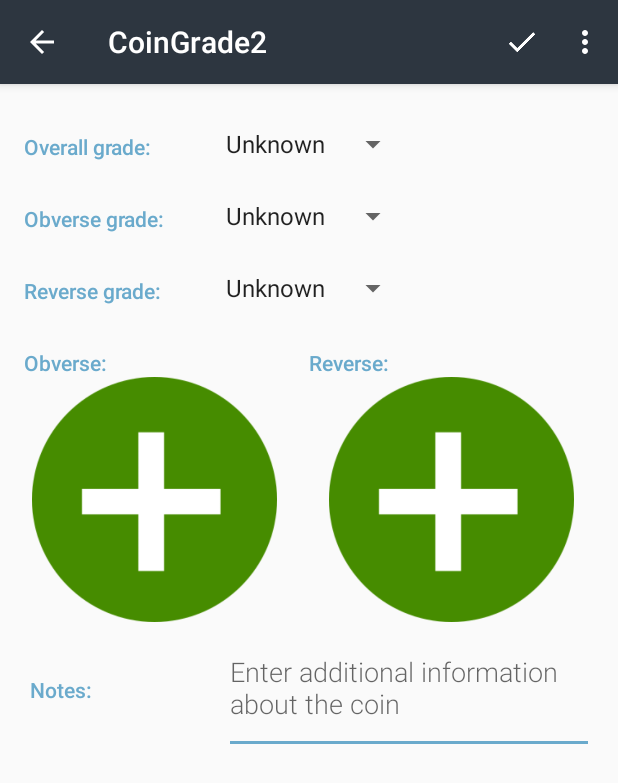
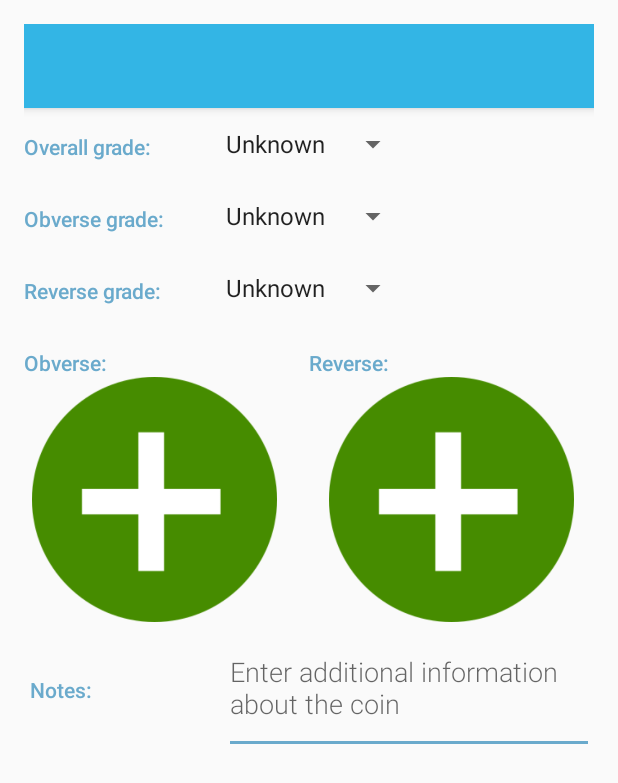
Before and after one commit to danpa600/CoinGrade2, an Android app: the SeriesEditActivity screen opened directly, with no data from a screen before it, on a phone screen of 412 x 824 dp. Shown: the top 783 px of the screen. Run offline under Robolectric (Android 15) with nearby library versions, the phone set to English and light mode, and no system bars; pictures from the network do not load.

Commit message:
Iteration 1 complete.

```diff
--- a/app/src/main/AndroidManifest.xml
+++ b/app/src/main/AndroidManifest.xml
@@ -20,7 +20,7 @@
 
     <application
         android:allowBackup="true"
-        android:icon="@mipmap/ic_launcher"
+        android:icon="@drawable/coin"
         android:label="@string/app_name"
         android:supportsRtl="true"
         android:name=".App"
@@ -73,7 +73,8 @@
             android:name=".SeriesEditActivity"
             android:parentActivityName=".SeriesActivity"
             android:windowSoftInputMode="stateHidden|adjustResize"
-            android:theme="@style/EditorTheme">
+            android:theme="@style/AppTheme.NoActionBar">
+           <!-- android:theme="@style/EditorTheme"> -->
 
             <!-- Parent activity meta-data to support 4.0 and lower -->
             <meta-data
--- a/app/src/main/java/com/example/djp/coingrade2/EditorActivity.java
+++ b/app/src/main/java/com/example/djp/coingrade2/EditorActivity.java
@@ -41,7 +41,6 @@ import android.widget.EditText;
 import android.widget.Spinner;
 import android.widget.Toast;
 
-import com.example.djp.coingrade2.data.PetContract;
 import com.example.djp.coingrade2.data.PetContract.PetEntry;
 //import com.example.android.pets.data.PetDbHelper;
 
@@ -257,7 +256,7 @@ public class EditorActivity extends AppCompatActivity implements LoaderManager.L
         super.onPrepareOptionsMenu(menu);
         // If this is a new pet, hide the "Delete" menu item.
         if (mCurrentSeriesUri == null) {
-            MenuItem menuItem = menu.findItem(R.id.action_delete);
+            MenuItem menuItem = menu.findItem(R.id.action_clear);
             menuItem.setVisible(false);
         }
         return true;
@@ -283,7 +282,7 @@ public class EditorActivity extends AppCompatActivity implements LoaderManager.L
                 finish();
                 return true;
             // Respond to a click on the "Delete" menu option
-            case R.id.action_delete:
+            case R.id.action_clear:
                 showDeleteConfirmationDialog();
                 // Close the activity
                 //finish();
--- a/app/src/main/java/com/example/djp/coingrade2/data/PetContract.java
+++ b/app/src/main/java/com/example/djp/coingrade2/data/PetContract.java
@@ -149,6 +149,7 @@ public final class PetContract {
             }
             return seriesString;
         }
+
         /**
          * Returns whether or not the given gender is {@link #GENDER_UNKNOWN}, {@link #SERIES_FLYING_EAGLE_CENT},
          * or {@link #SERIES_TWO_CENT_PIECES}.
--- a/app/src/main/res/layout/activity_series_editor.xml
+++ b/app/src/main/res/layout/activity_series_editor.xml
@@ -9,6 +9,19 @@
     tools:context=".EditorActivity">
 
     <!-- Overview category -->
+    <android.support.design.widget.AppBarLayout
+        android:layout_width="match_parent"
+        android:layout_height="wrap_content"
+        android:theme="@style/AppTheme.AppBarOverlay">
+
+        <android.support.v7.widget.Toolbar
+            android:id="@+id/edit_entry_toolbar"
+            android:layout_width="match_parent"
+            android:layout_height="?attr/actionBarSize"
+            android:elevation="4dp"
+            android:background="?attr/colorPrimary" />
+
+    </android.support.design.widget.AppBarLayout>
 
     <LinearLayout
         android:id="@+id/overall_grade"
--- a/app/src/main/res/menu/menu_editor.xml
+++ b/app/src/main/res/menu/menu_editor.xml
@@ -23,7 +23,7 @@
         app:showAsAction="always" />
 
     <item
-        android:id="@+id/action_delete"
+        android:id="@+id/action_clear"
         android:title="@string/action_clear"
         app:showAsAction="never" />
 </menu>
--- a/app/src/main/res/values/arrays.xml
+++ b/app/src/main/res/values/arrays.xml
@@ -43,7 +43,7 @@
         <item>@string/grade_ms_66</item>
         <item>@string/grade_ms_67</item>
         <item>@string/grade_ms_68</item>
-        <item>@string/grade_ms_68</item>
+        <item>@string/grade_ms_69</item>
         <item>@string/grade_ms_70</item>
         <item>@string/grade_proof</item>
 
```
Also changed, not shown: app/src/main/java/com/example/djp/coingrade2/SeriesEditActivity.java (+10 -2 lines), app/src/main/java/com/example/djp/coingrade2/data/PetProvider.java (+32 -2 lines).
